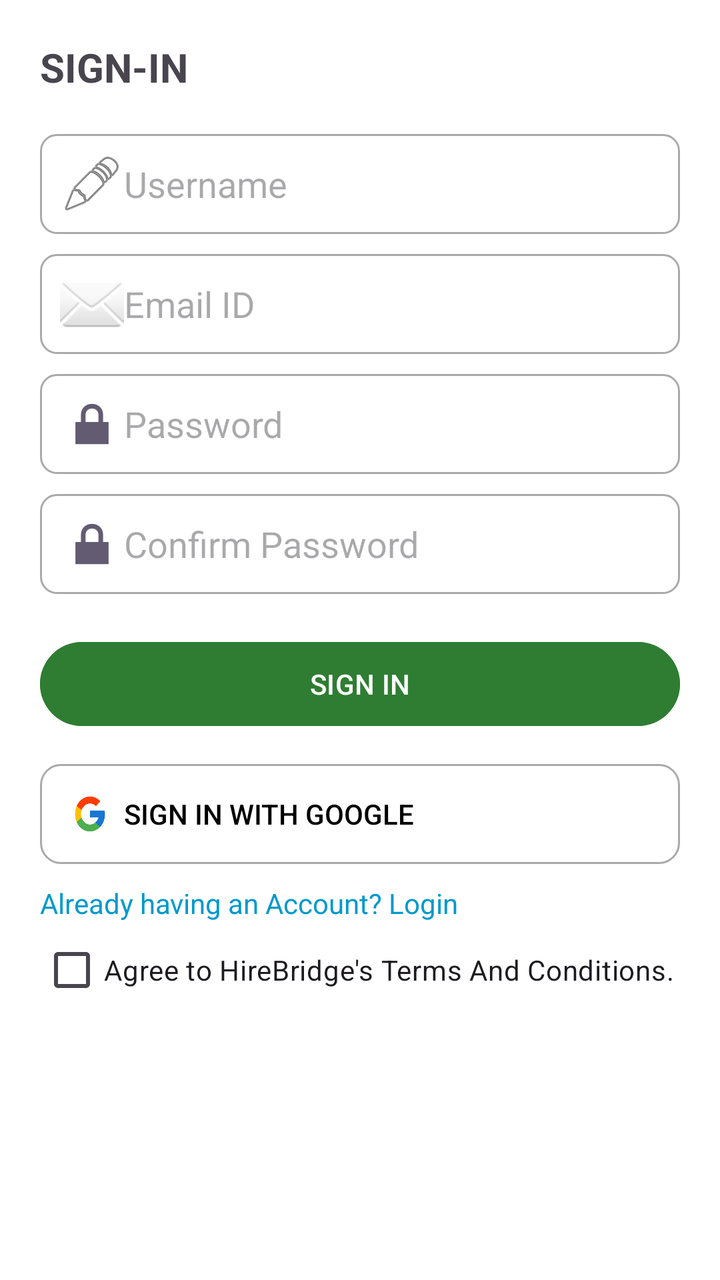
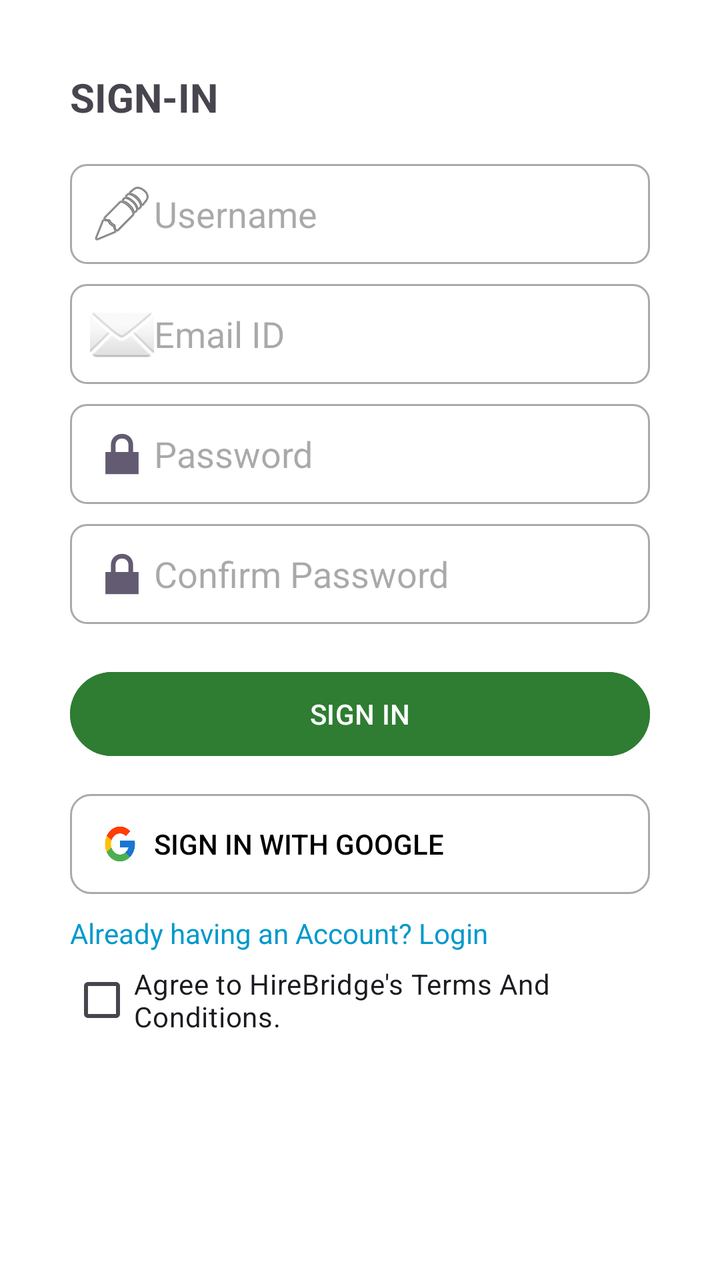

An Android layout rendered at two revisions. The XML below is the earlier revision; the diff shows what the commit changed to produce the second picture.
<!-- AndroidManifest.xml: application theme Theme.HireBridge -->
<!-- res/layout/activity_register.xml -->
<?xml version="1.0" encoding="utf-8"?>
<ScrollView xmlns:android="http://schemas.android.com/apk/res/android"
    android:layout_width="match_parent"
    android:layout_height="match_parent"
    xmlns:app="http://schemas.android.com/apk/res-auto"
    android:background="@android:color/white"
    android:padding="20dp">

    <LinearLayout
        android:layout_width="match_parent"
        android:layout_height="wrap_content"
        android:orientation="vertical">

        
        <TextView
            android:layout_width="wrap_content"
            android:layout_height="wrap_content"
            android:text="SIGN-IN"
            android:textStyle="bold"
            android:textSize="20sp"
            android:layout_marginBottom="20dp"/>

        
        <EditText
            android:id="@+id/etUsername"
            android:layout_width="match_parent"
            android:layout_height="50dp"
            android:hint="Username"
            android:drawableLeft="@android:drawable/ic_menu_edit"
            android:padding="10dp"
            android:background="@drawable/edittext_bg"
            android:inputType="textPersonName"/>

        
        <EditText
            android:id="@+id/etEmail"
            android:layout_width="match_parent"
            android:layout_height="50dp"
            android:hint="Email ID"
            android:drawableLeft="@android:drawable/ic_dialog_email"
            android:padding="10dp"
            android:background="@drawable/edittext_bg"
            android:layout_marginTop="10dp"
            android:inputType="textEmailAddress"/>

        
        <EditText
            android:id="@+id/etPassword"
            android:layout_width="match_parent"
            android:layout_height="50dp"
            android:hint="Password"
            android:drawableLeft="@android:drawable/ic_lock_lock"
            android:padding="10dp"
            android:background="@drawable/edittext_bg"
            android:layout_marginTop="10dp"
            android:inputType="textPassword"/>

        
        <EditText
            android:id="@+id/etConfirmPassword"
            android:layout_width="match_parent"
            android:layout_height="50dp"
            android:hint="Confirm Password"
            android:drawableLeft="@android:drawable/ic_lock_lock"
            android:padding="10dp"
            android:background="@drawable/edittext_bg"
            android:layout_marginTop="10dp"
            android:inputType="textPassword"/>

        
        <Button
            android:id="@+id/btnRegister"
            android:layout_width="match_parent"
            android:layout_height="50dp"
            android:text="SIGN IN"
            android:textColor="@android:color/white"
            android:backgroundTint="@color/green"
            android:layout_marginTop="20dp"/>

        
        <com.google.android.material.button.MaterialButton
            android:id="@+id/btnGoogle"
            android:layout_width="match_parent"
            android:layout_height="50dp"
            android:background="@drawable/google_btn_bg"
            android:text="Sign in with Google"
            android:textColor="@android:color/black"
            android:gravity="center_vertical"
            android:paddingStart="16dp"
            android:paddingEnd="16dp"
            app:icon="@drawable/ic_google"
            app:iconGravity="start"
            app:iconPadding="8dp"
            app:iconTint="@null"
            app:backgroundTint="@null"
            app:rippleColor="@android:color/darker_gray"
            style="@style/Widget.AppCompat.Button.Borderless"
            android:layout_marginTop="15dp"/>



        
        <TextView
            android:id="@+id/tvLoginRedirect"
            android:layout_width="wrap_content"
            android:layout_height="wrap_content"
            android:text="Already having an Account? Login"
            android:layout_marginTop="10dp"
            android:textColor="@android:color/holo_blue_dark"/>

        
        <CheckBox
            android:id="@+id/cbTerms"
            android:layout_width="match_parent"
            android:layout_height="wrap_content"
            android:text="Agree to HireBridge's Terms And Conditions."/>
    </LinearLayout>
</ScrollView>
<!-- resources referenced by this layout -->
<resources>
  <color name="green">#2E7D32</color>
  <!-- drawable edittext_bg (drawable) -->
  <?xml version="1.0" encoding="utf-8"?>
  <shape xmlns:android="http://schemas.android.com/apk/res/android"
      android:shape="rectangle">
  
      
      <solid android:color="@android:color/white"/>
  
      
      <stroke
          android:width="1dp"
          android:color="@android:color/darker_gray"/>
  
      
      <corners android:radius="8dp"/>
  
      
      <padding
          android:left="10dp"
          android:top="10dp"
          android:right="10dp"
          android:bottom="10dp"/>
  </shape>
  <!-- drawable google_btn_bg (drawable) -->
  <?xml version="1.0" encoding="utf-8"?>
  <shape xmlns:android="http://schemas.android.com/apk/res/android"
      android:shape="rectangle">
  
      
      <solid android:color="@color/white"/>
  
      
      <stroke
          android:width="1dp"
          android:color="@android:color/darker_gray"/>
  
      
      <corners android:radius="10dp"/>
  
      
      <padding
          android:left="12dp"
          android:top="12dp"
          android:right="12dp"
          android:bottom="12dp"/>
  </shape>
  <!-- drawable ic_google: png bitmap (drawable, 2475 bytes) -->
  <style name="Theme.HireBridge" parent="Base.Theme.HireBridge" />
  <color name="white">#FFFFFFFF</color>
  <style name="Base.Theme.HireBridge" parent="Theme.Material3.DayNight.NoActionBar">
          
          
      </style>
</resources>

<!-- the commit's change to res/layout/activity_register.xml (unified diff, before → after) -->
@@ -4,7 +4,7 @@
     android:layout_height="match_parent"
     xmlns:app="http://schemas.android.com/apk/res-auto"
     android:background="@android:color/white"
-    android:padding="20dp">
+    android:padding="35dp">
 
     <LinearLayout
         android:layout_width="match_parent"
